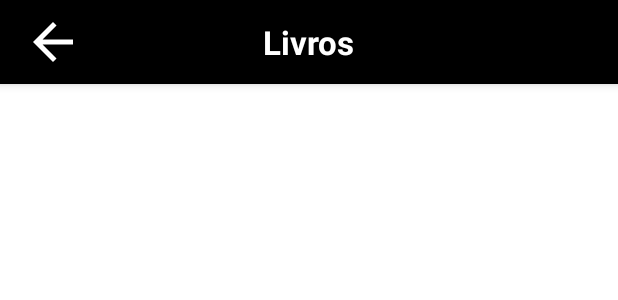
After one commit to Limatucano/Desafio_Mobits_Android, an Android app: the layout activity_livros.xml on its own in the app's theme, with its tools: preview values and no code run, on a phone screen of 412 x 824 dp. The commit adds this screen. Shown: the top 300 px of the screen. Run offline under Robolectric (Android 15) with nearby library versions, the phone set to English and light mode, and no system bars.

Commit message:
adicionado appBar e açao de voltar

```diff
--- /dev/null
+++ b/app/src/main/res/drawable/ic_arrow_back.xml
@@ -0,0 +1,5 @@
+<vector android:autoMirrored="true" android:height="40dp"
+    android:tint="#FFFFFF" android:viewportHeight="24"
+    android:viewportWidth="24" android:width="40dp" xmlns:android="http://schemas.android.com/apk/res/android">
+    <path android:fillColor="@android:color/white" android:pathData="M20,11H7.83l5.59,-5.59L12,4l-8,8 8,8 1.41,-1.41L7.83,13H20v-2z"/>
+</vector>
--- /dev/null
+++ b/app/src/main/res/layout/activity_livros.xml
@@ -0,0 +1,55 @@
+<?xml version="1.0" encoding="utf-8"?>
+<androidx.constraintlayout.widget.ConstraintLayout xmlns:android="http://schemas.android.com/apk/res/android"
+    xmlns:app="http://schemas.android.com/apk/res-auto"
+    xmlns:tools="http://schemas.android.com/tools"
+    android:layout_width="match_parent"
+    android:layout_height="match_parent"
+    tools:context=".view.LivrosActivity">
+
+    <com.google.android.material.appbar.AppBarLayout
+        android:id="@+id/appBarLayout"
+        android:layout_width="match_parent"
+        android:layout_height="wrap_content"
+        app:layout_constraintEnd_toEndOf="parent"
+        app:layout_constraintStart_toStartOf="parent"
+        app:layout_constraintTop_toTopOf="parent">
+        <androidx.constraintlayout.widget.ConstraintLayout
+            android:layout_width="match_parent"
+            android:layout_height="match_parent">
+
+            <androidx.appcompat.widget.Toolbar
+                android:id="@+id/toolBar"
+                android:layout_width="match_parent"
+                android:layout_height="wrap_content"
+                android:background="@color/black"
+                app:layout_constraintBottom_toBottomOf="parent"
+                app:layout_constraintEnd_toEndOf="parent"
+                app:layout_constraintStart_toStartOf="parent"
+                app:layout_constraintTop_toTopOf="parent" />
+
+            <ImageView
+                android:id="@+id/buttonBack"
+                android:layout_width="wrap_content"
+                android:layout_height="wrap_content"
+                android:layout_marginStart="15dp"
+                android:src="@drawable/ic_arrow_back"
+                app:layout_constraintBottom_toBottomOf="parent"
+                app:layout_constraintStart_toStartOf="parent"
+                app:layout_constraintTop_toTopOf="parent" />
+
+            <TextView
+                android:layout_width="wrap_content"
+                android:layout_height="wrap_content"
+                android:text="@string/title_livros"
+                android:textColor="@color/white"
+                android:textStyle="bold"
+                android:textSize="22sp"
+                app:layout_constraintBottom_toBottomOf="@+id/toolBar"
+                app:layout_constraintEnd_toEndOf="parent"
+                app:layout_constraintStart_toStartOf="parent"
+                app:layout_constraintTop_toTopOf="@+id/toolBar" />
+
+        </androidx.constraintlayout.widget.ConstraintLayout>
+    </com.google.android.material.appbar.AppBarLayout>
+
+</androidx.constraintlayout.widget.ConstraintLayout>
--- a/app/src/main/res/values/strings.xml
+++ b/app/src/main/res/values/strings.xml
@@ -5,4 +5,5 @@
     <string name="text_content_desciption_main">Imagem de fundo relacionada a cronicas de gelo e fogo</string>
     <string name="text_button_houses">Casas</string>
     <string name="text_button_books">Livros</string>
+    <string name="title_livros">Livros</string>
 </resources>
```
Also changed, not shown: app/src/main/AndroidManifest.xml (+12 -0 lines), app/src/main/java/com/example/desafio_mobits_android/view/CasasActivity.java (added, +16 -0 lines), app/src/main/java/com/example/desafio_mobits_android/view/LivrosActivity.java (added, +20 -0 lines), app/src/main/java/com/example/desafio_mobits_android/view/MainActivity.java (+15 -1 lines), app/src/main/res/layout/activity_casas.xml (added, +9 -0 lines).
